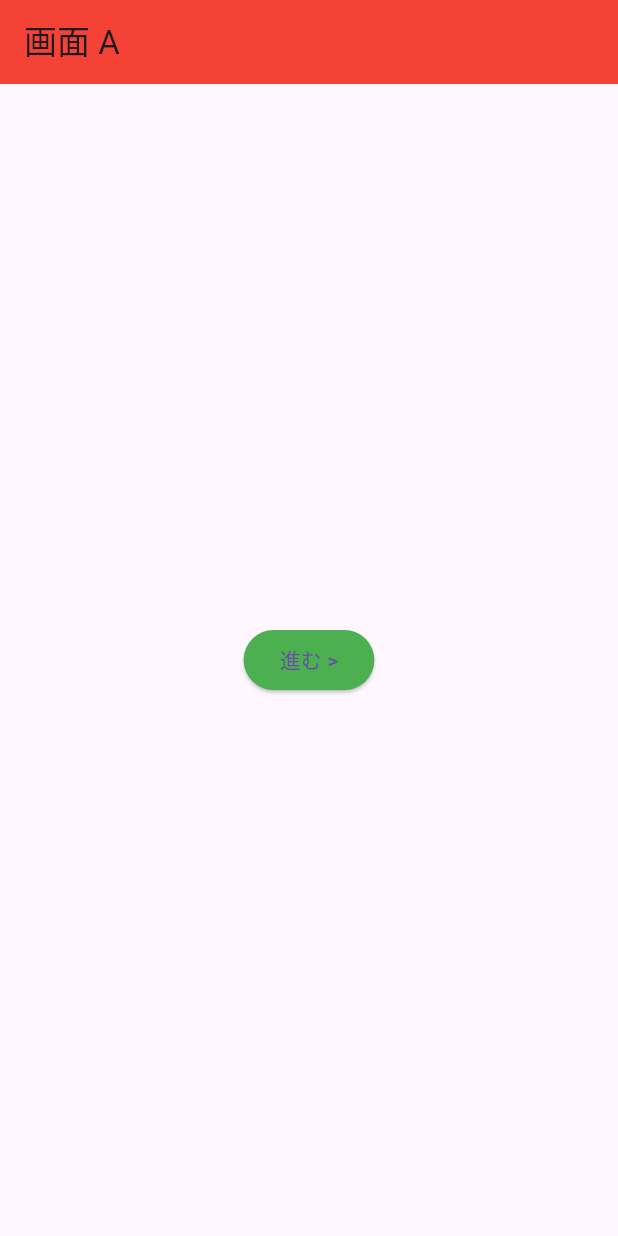
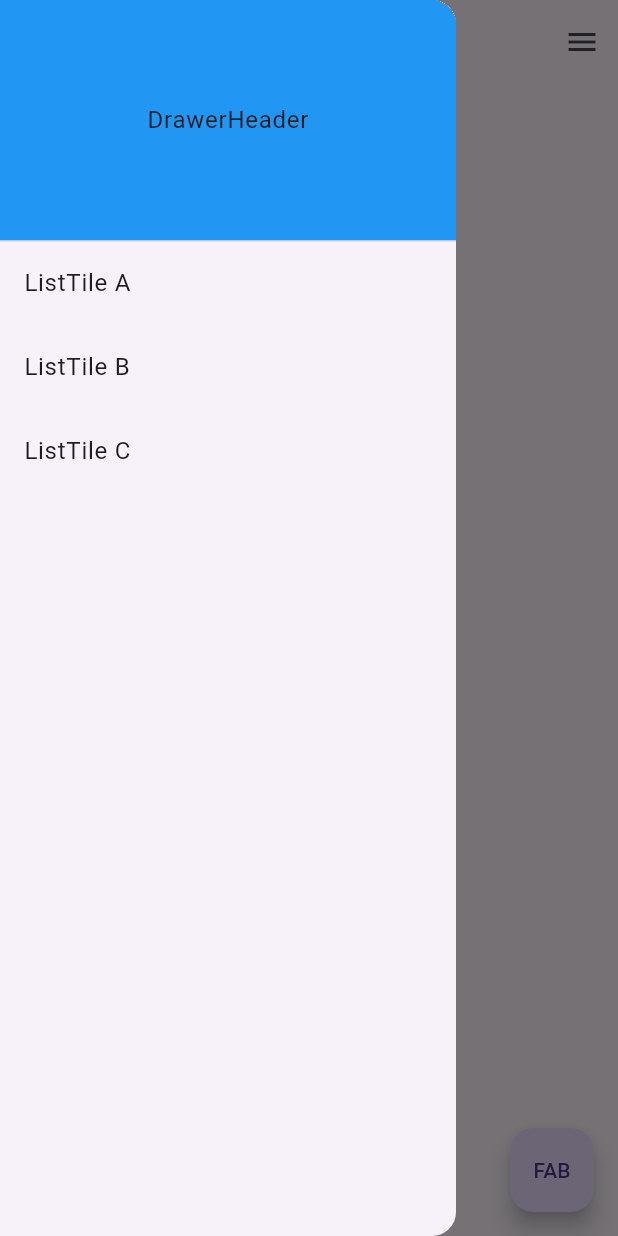
Before and after one commit to kabikira/flutter_note, a Flutter app: the screen it shows after launch, with the side drawer open (before the commit the screen has no drawer), on a phone screen of 412 x 824 dp. Run offline on Flutter 3.47's test engine with Material 3 defaults, Android fonts, the light colour scheme and no system bars; our stand-ins replace go_router.

Commit message:
#12Drawer編

```diff
--- a/lib/main.dart
+++ b/lib/main.dart
@@ -1,52 +1,49 @@
 import 'package:flutter/material.dart';
-import 'package:flutter_note/page_a.dart';
-import 'package:flutter_note/page_b.dart';
-import 'package:flutter_note/page_c.dart';
-import 'package:go_router/go_router.dart';
-
-/*
-  最新のFlutterに対応するため、動画と少しコードが変わりました
-*/
+import 'package:flutter_note/side_menu.dart';
 
 main() {
-  final app = App();
+  // アップバー
+  final appBar = AppBar(
+    title: const Text('appBar'),
+  );
+
+  // ドロワー
+  const drawer = Drawer(
+    child: SideMenu(),
+  );
+
+  // エンドドロワー
+  const endDrawer = Drawer(
+    child: SideMenu(),
+  );
+
+  // フローティングアクションボタン (FAB)
+  final fab = FloatingActionButton(
+    onPressed: () {
+      debugPrint('FAB が押されました');
+    },
+    child: const Text('FAB'),
+  );
+
+  // ボディ
+  const body = Center(
+    child: Text('body'),
+  );
+
+  // 画面
+  final scaffold = Scaffold(
+    appBar: appBar, // アップバー
+    drawer: drawer, // ドロワー
+    endDrawer: endDrawer, // エンドドロワー
+    floatingActionButton: fab, // フローティングアクションボタン (FAB)
+    body: body, // ボディ
+  );
+
+  // アプリ
+  final app = MaterialApp(
+    debugShowCheckedModeBanner: false,
+    home: scaffold,
+  );
+
   runApp(app);
 }
-
-// アプリ全体
-class App extends StatelessWidget {
-  App({super.key});
-
-  final router = GoRouter(
-    // パス (アプリが起動したとき)
-    initialLocation: '/a',
-    // パスと画面の組み合わせ
-    routes: [
-      GoRoute(
-        path: '/a',
-        builder: (context, state) => const PageA(),
-      ),
-      GoRoute(
-        path: '/b',
-        builder: (context, state) => const PageB(),
-      ),
-      GoRoute(
-        path: '/c',
-        builder: (context, state) => const PageC(),
-      ),
-    ],
-    redirect: (context, state) {
-      print("現在のパス: ${state.fullPath}");
-      return null;
-    },
-  );
-
-  @override
-  Widget build(BuildContext context) {
-    return MaterialApp.router(
-      routeInformationProvider: router.routeInformationProvider,
-      routeInformationParser: router.routeInformationParser,
-      routerDelegate: router.routerDelegate,
-    );
-  }
-}
--- /dev/null
+++ b/lib/side_menu.dart
@@ -0,0 +1,40 @@
+import 'package:flutter/material.dart';
+
+class SideMenu extends StatelessWidget {
+  const SideMenu({super.key});
+
+  @override
+  Widget build(BuildContext context) {
+    return ListView(
+      children: [
+        DrawerHeader(
+          padding: const EdgeInsets.all(0),
+          margin: const EdgeInsets.all(0),
+          child: Container(
+            color: Colors.blue,
+            alignment: Alignment.center,
+            child: const Text('DrawerHeader'),
+          ),
+        ),
+        ListTile(
+          title: const Text('ListTile A'),
+          onTap: () {
+            debugPrint('リストタイル A をタップしました');
+          },
+        ),
+        ListTile(
+          title: const Text('ListTile B'),
+          onTap: () {
+            debugPrint('リストタイル B をタップしました');
+          },
+        ),
+        ListTile(
+          title: const Text('ListTile C'),
+          onTap: () {
+            debugPrint('リストタイル C をタップしました');
+          },
+        ),
+      ],
+    );
+  }
+}
```
